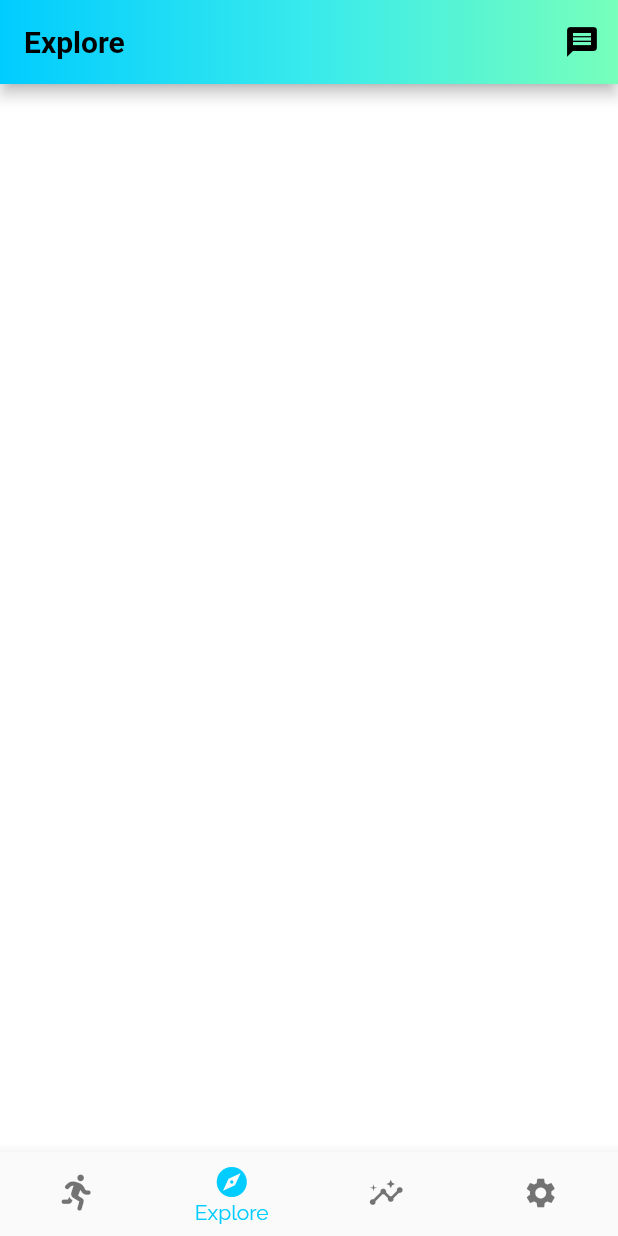
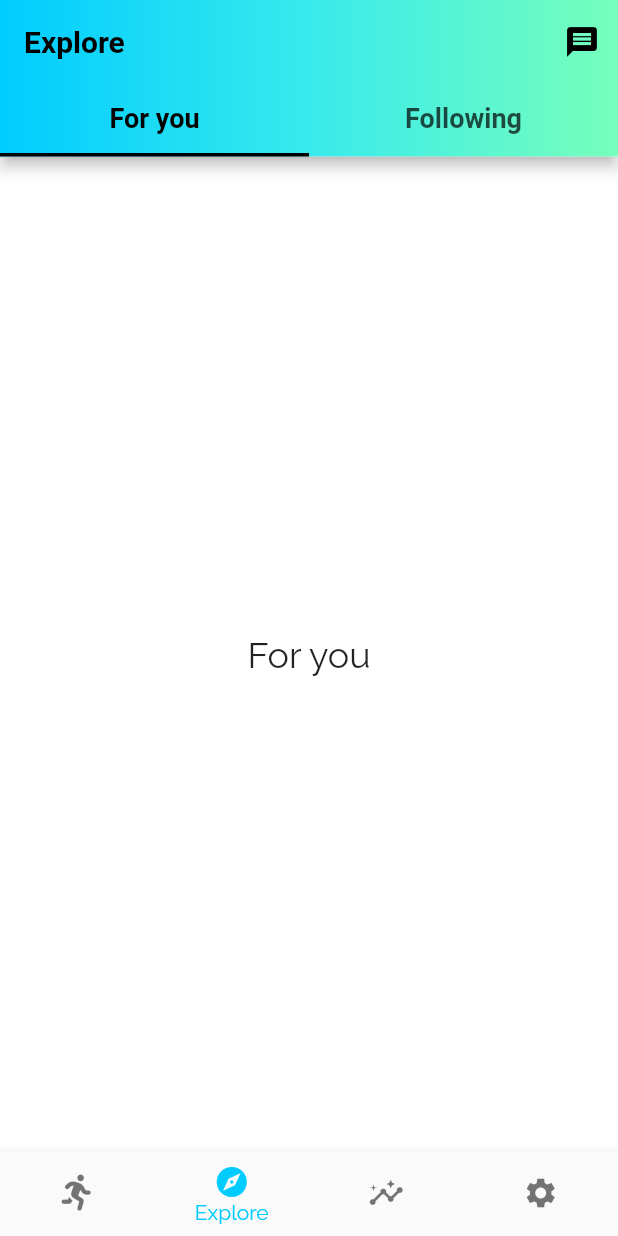
Before and after one commit to Coeeter/flutter-clicktorun, a Flutter app: the ParentScreen screen opened directly, item 2 of the bottom bar chosen, on a phone screen of 412 x 824 dp. Run offline on Flutter 3.47's test engine with Material 2 defaults, Android fonts, the phone set to English and light mode, and no system bars; our stand-ins replace charts_flutter, cloud_firestore, firebase_auth, firebase_core, firebase_storage, flutter_slidable and 5 more; accounts and stored records are empty.

Commit message:
Created base design for explore screens

```diff
--- /dev/null
+++ b/lib/ui/screens/explore/explore_screen.dart
@@ -0,0 +1,81 @@
+import 'package:clicktorun_flutter/ui/screens/explore/following_screen.dart';
+import 'package:clicktorun_flutter/ui/screens/explore/for_you_screen.dart';
+import 'package:clicktorun_flutter/ui/utils/colors.dart';
+import 'package:flutter/material.dart';
+
+class ExploreScreen extends StatefulWidget {
+  const ExploreScreen({Key? key}) : super(key: key);
+
+  @override
+  State<ExploreScreen> createState() => ExploreScreenState();
+}
+
+class ExploreScreenState extends State<ExploreScreen>
+    with SingleTickerProviderStateMixin {
+  late TabController _tabController;
+
+  @override
+  void initState() {
+    super.initState();
+    _tabController = TabController(length: 2, vsync: this);
+  }
+
+  @override
+  void dispose() {
+    _tabController.dispose();
+    super.dispose();
+  }
+
+  @override
+  Widget build(BuildContext context) {
+    Color labelColor = Theme.of(context).brightness == Brightness.dark
+        ? Colors.white
+        : Colors.black;
+    return Container(
+      height: double.infinity,
+      width: double.infinity,
+      alignment: Alignment.topCenter,
+      child: Column(
+        children: [
+          _getTabs(labelColor, context),
+          Expanded(
+            child: TabBarView(
+              controller: _tabController,
+              physics: const BouncingScrollPhysics(),
+              children: const [
+                ForYouScreen(),
+                FollowingScreen(),
+              ],
+            ),
+          )
+        ],
+      ),
+    );
+  }
+
+  Widget _getTabs(Color labelColor, BuildContext context) {
+    return Material(
+      elevation: 4,
+      child: Container(
+        decoration: const BoxDecoration(
+          gradient: ClickToRunColors.linearGradient,
+        ),
+        child: TabBar(
+          controller: _tabController,
+          indicatorColor: labelColor,
+          indicatorWeight: 2.3,
+          labelColor: labelColor,
+          labelStyle: Theme.of(context).textTheme.bodyMedium!.copyWith(
+                fontFamily: 'Roboto',
+                fontSize: 18,
+                fontWeight: FontWeight.w600,
+              ),
+          tabs: const [
+            Tab(text: "For you"),
+            Tab(text: "Following"),
+          ],
+        ),
+      ),
+    );
+  }
+}
--- /dev/null
+++ b/lib/ui/screens/explore/for_you_screen.dart
@@ -0,0 +1,21 @@
+import 'package:flutter/material.dart';
+
+class ForYouScreen extends StatefulWidget {
+  const ForYouScreen({Key? key}) : super(key: key);
+
+  @override
+  State<ForYouScreen> createState() => _ForYouScreenState();
+}
+
+class _ForYouScreenState extends State<ForYouScreen> {
+  @override
+  Widget build(BuildContext context) {
+    return Container(
+      alignment: Alignment.center,
+      child: Text(
+        "For you",
+        style: Theme.of(context).textTheme.headline5,
+      ),
+    );
+  }
+}
--- a/lib/ui/screens/parent/parent_screen.dart
+++ b/lib/ui/screens/parent/parent_screen.dart
@@ -1,3 +1,4 @@
+import 'package:clicktorun_flutter/ui/screens/explore/explore_screen.dart';
 import 'package:clicktorun_flutter/ui/screens/insights/insights_screen.dart';
 import 'package:clicktorun_flutter/ui/screens/settings/settings_screen.dart';
 import 'package:clicktorun_flutter/ui/screens/home/your_runs_screen.dart';
@@ -27,12 +28,18 @@ class _ParentScreenState extends State<ParentScreen> {
           context,
           currentIndex,
         ),
+        elevation: _getTitle(currentIndex) == "Explore" ? 0 : 4,
       ),
       body: Container(
         color: Theme.of(context).colorScheme.surface,
         child: _getCurrentScreen(currentIndex),
       ),
-      bottomNavigationBar: BottomNavigationBar(
+      bottomNavigationBar: _getBottomNavigationBar(context),
+    );
+  }
+
+  Widget _getBottomNavigationBar(BuildContext context) {
+    return BottomNavigationBar(
       items: const [
         BottomNavigationBarItem(
           icon: FaIcon(FontAwesomeIcons.personRunning),
@@ -59,7 +66,6 @@ class _ParentScreenState extends State<ParentScreen> {
       showSelectedLabels: true,
       showUnselectedLabels: false,
       selectedItemColor: Theme.of(context).colorScheme.primary,
-      ),
     );
   }
 
@@ -69,7 +75,7 @@ class _ParentScreenState extends State<ParentScreen> {
           appbarKey: _appbarKey,
           refreshParent: () => setState(() {}),
         ),
-        null,
+        const ExploreScreen(),
         const InsightsScreen(),
         const SettingsScreen()
       ][index];
--- a/lib/ui/widgets/appbar.dart
+++ b/lib/ui/widgets/appbar.dart
@@ -6,10 +6,12 @@ class CustomAppbar extends StatefulWidget implements PreferredSizeWidget {
   final Size preferredSize;
   String title;
   List<Widget>? actions;
+  double elevation;
 
   CustomAppbar({
     required this.title,
     this.actions,
+    this.elevation = 4,
     Key? key,
   })  : preferredSize = const Size.fromHeight(kToolbarHeight),
         super(key: key);
@@ -35,6 +37,7 @@ class CustomAppbarState extends State<CustomAppbar> {
         ),
       ),
       actions: widget.actions,
+      elevation: widget.elevation,
     );
   }
 
```
Also changed, not shown: lib/data/model/post_model.dart (added, +35 -0 lines), lib/ui/screens/explore/following_screen.dart (added, +21 -0 lines), lib/ui/screens/insights/insights_screen.dart (+8 -9 lines), 1 other file. Lines whose indentation alone changed are shown as unchanged.
